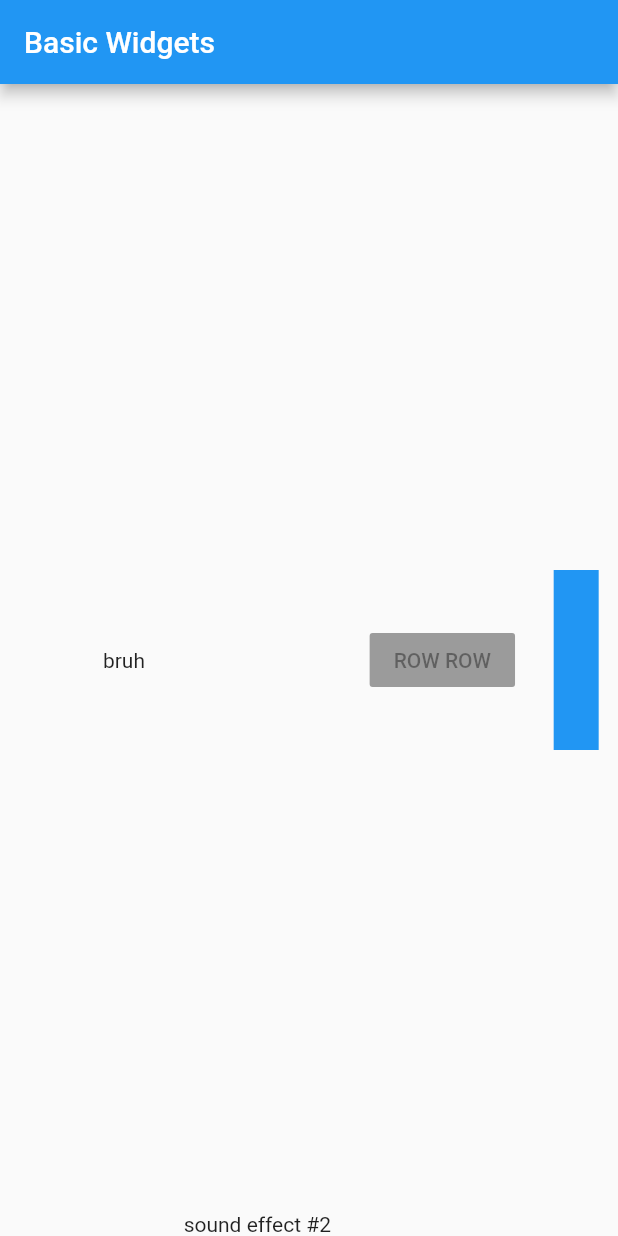
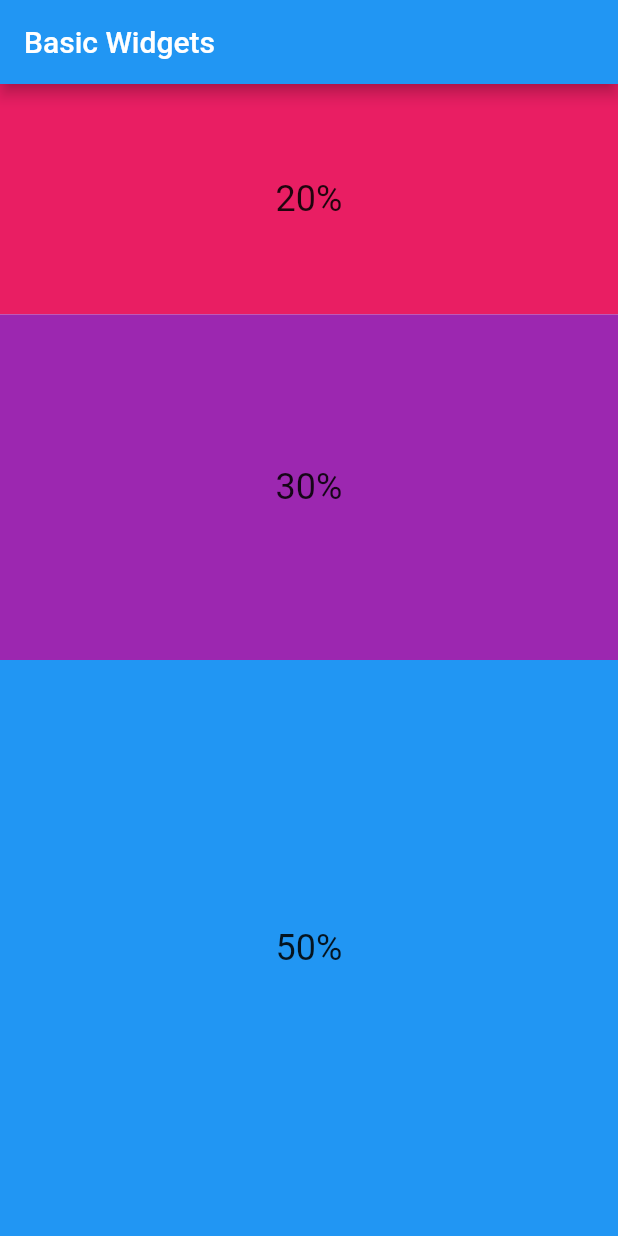
Before and after one commit to ValdiviaDev/JoJo-Flutter-Game, a Flutter app: the screen it shows after launch, on a phone screen of 412 x 824 dp. Run offline on Flutter 3.47's test engine with Material 2 defaults, Android fonts, the phone set to English and light mode, and no system bars.

Commit message:
Flutter exercise 1

```diff
--- a/flutter/exemples/lib/main.dart
+++ b/flutter/exemples/lib/main.dart
@@ -13,20 +13,15 @@ class App extends StatelessWidget {
           title: Text('Basic Widgets'),
         ),
         body: Center(
-          child: Row(
+          child: Column(
             mainAxisSize: MainAxisSize.max,
             mainAxisAlignment: MainAxisAlignment.spaceAround,
-            textBaseline: TextBaseline.alphabetic,
-            crossAxisAlignment: CrossAxisAlignment.center,
+            verticalDirection: VerticalDirection.down,
+            //crossAxisAlignment: CrossAxisAlignment.center,
             children: <Widget>[
-              Padding(padding: const EdgeInsets.only(left: 30),),
-              Text('bruh'),
-              Align(
-                alignment: Alignment.bottomLeft,
-                child: Text('sound effect #2'),
-              ),
-              RaisedButton(child: Text('ROW ROW')),
-              Container(width: 30, height: 120, color: Colors.blue),
+              Band(2, '20%', Colors.pink),
+              Band(3, '30%', Colors.purple),
+              Band(5, '50%', Colors.blue),
             ],
           ),
         ),
@@ -34,3 +29,24 @@ class App extends StatelessWidget {
     );
   }
 }
+
+class Band extends StatelessWidget {
+  int flex;
+  String text;
+  Color color;
+
+  Band(this.flex, this.text, this.color);
+
+  @override
+  Widget build(BuildContext context) {
+    return Expanded(
+      flex: flex,
+      child: Container(
+        color: color,
+        child: Center(
+          child: Text(text, style: TextStyle(fontSize: 24)),
+        ),
+      ),
+    );
+  }
+}
```
